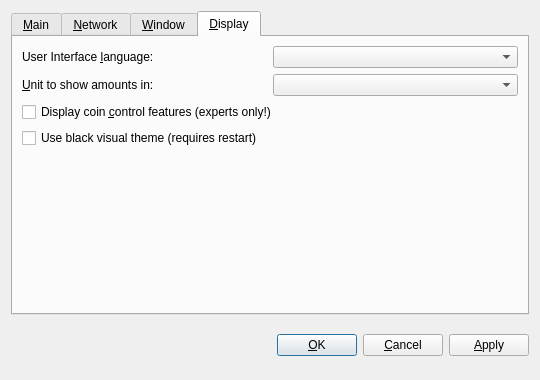
The window that src/qt/forms/optionsdialog.ui (CryptoCoderz/DigitalNote) describes before a commit, drawn with Qt 5.
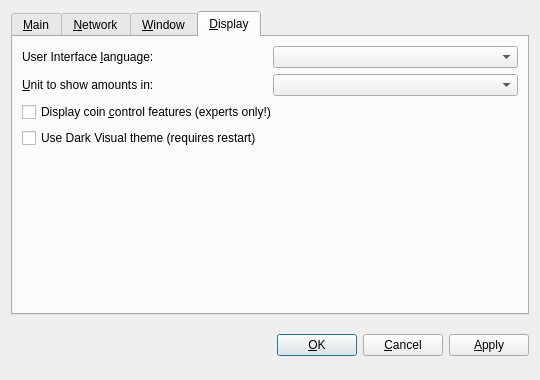
The same window after the commit. The open tabs and pages were chosen to show the change. Custom widgets are drawn as their Qt base class.

Commit message: Dark (Toggled Theme update

Patch:
```diff
--- a/src/qt/forms/optionsdialog.ui
+++ b/src/qt/forms/optionsdialog.ui
@@ -365,7 +365,7 @@
        <item>
         <widget class="QCheckBox" name="useBlackTheme">
          <property name="text">
-          <string>Use black visual theme (requires restart)</string>
+          <string>Use Dark Visual theme (requires restart)</string>
          </property>
         </widget>
        </item>
```
Left out of the diff: 2 changed lines with no effect on the pictures. The commit also changes 109 other files.
